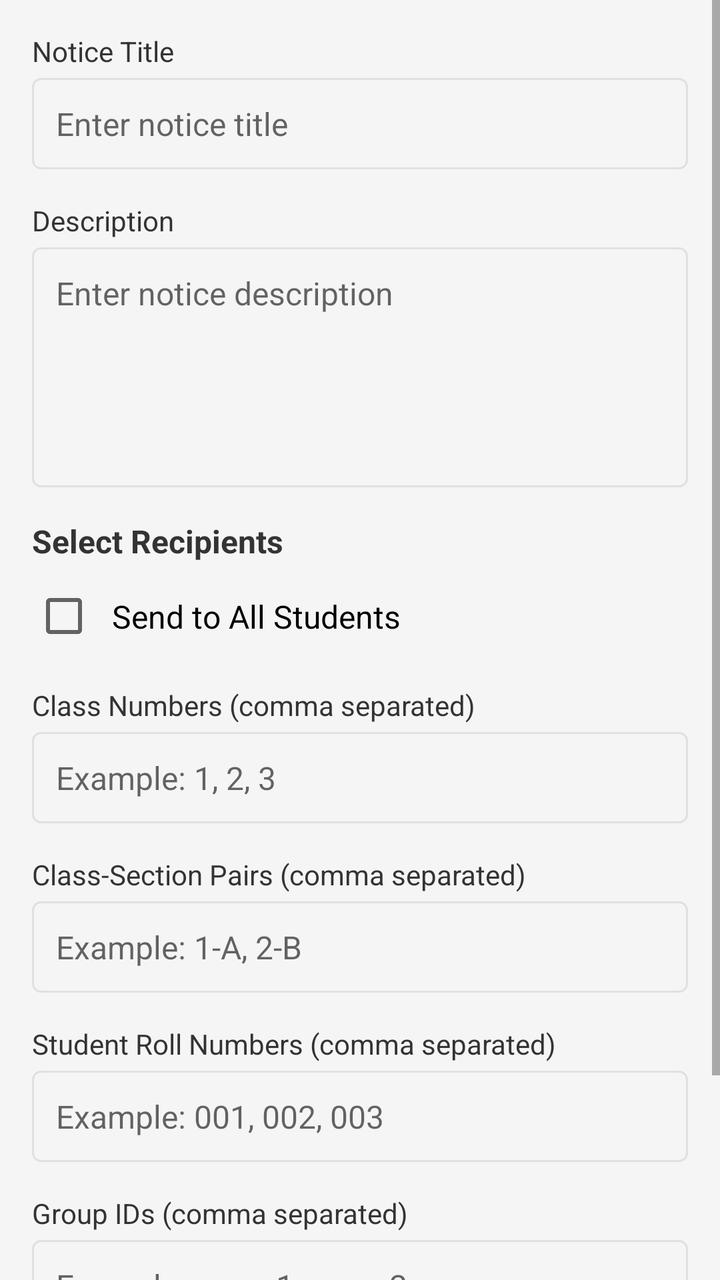
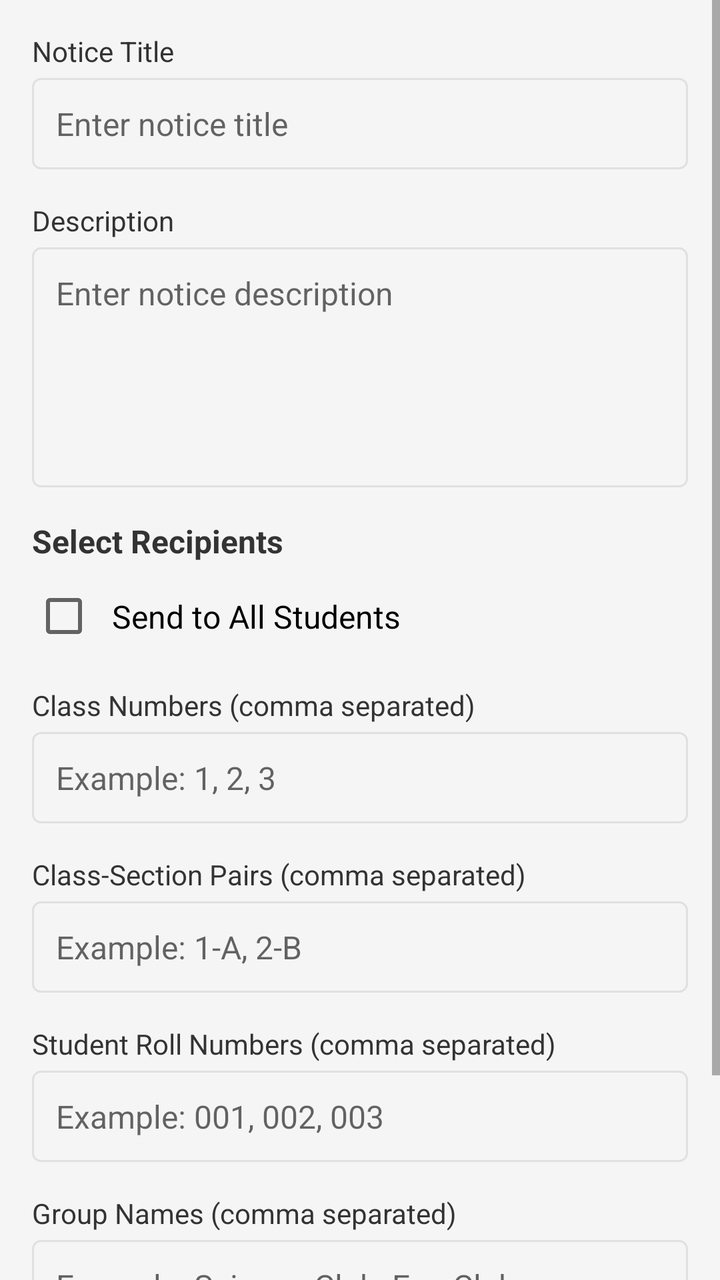

Two renders of the same Android screen: before a commit and after it. Below are the layout's source before the change and the commit's diff.
<!-- AndroidManifest.xml: application theme Theme.AppCompat.Light.DarkActionBar -->
<!-- res/layout/activity_notice.xml -->
<ScrollView xmlns:android="http://schemas.android.com/apk/res/android"
    android:layout_width="match_parent"
    android:layout_height="match_parent"
    android:background="#f5f5f5">

    <LinearLayout
        android:orientation="vertical"
        android:padding="16dp"
        android:layout_width="match_parent"
        android:layout_height="wrap_content">

        
        <TextView
            android:layout_width="match_parent"
            android:layout_height="wrap_content"
            android:text="Notice Title"
            android:textColor="#333"
            android:textSize="14sp"
            android:layout_marginBottom="4dp"/>

        <EditText
            android:id="@+id/noticeTitle"
            android:layout_width="match_parent"
            android:layout_height="wrap_content"
            android:hint="Enter notice title"
            android:background="@drawable/edittext_background"
            android:padding="12dp"
            android:textSize="16sp"
            android:layout_marginBottom="16dp"/>

        
        <TextView
            android:layout_width="match_parent"
            android:layout_height="wrap_content"
            android:text="Description"
            android:textColor="#333"
            android:textSize="14sp"
            android:layout_marginBottom="4dp"/>

        <EditText
            android:id="@+id/noticeDesc"
            android:layout_width="match_parent"
            android:layout_height="120dp"
            android:hint="Enter notice description"
            android:background="@drawable/edittext_background"
            android:padding="12dp"
            android:gravity="top"
            android:textSize="16sp"
            android:inputType="textMultiLine"
            android:layout_marginBottom="16dp"/>

        
        <TextView
            android:layout_width="match_parent"
            android:layout_height="wrap_content"
            android:text="Select Recipients"
            android:textColor="#333"
            android:textSize="16sp"
            android:textStyle="bold"
            android:layout_marginBottom="8dp"/>

        <CheckBox
            android:id="@+id/sendToAllCheck"
            android:layout_width="match_parent"
            android:layout_height="wrap_content"
            android:text="Send to All Students"
            android:textSize="16sp"
            android:padding="8dp"
            android:layout_marginBottom="16dp"/>

        
        <TextView
            android:layout_width="match_parent"
            android:layout_height="wrap_content"
            android:text="Class Numbers (comma separated)"
            android:textColor="#333"
            android:textSize="14sp"
            android:layout_marginBottom="4dp"
            android:visibility="visible"/>

        <EditText
            android:id="@+id/classNames"
            android:layout_width="match_parent"
            android:layout_height="wrap_content"
            android:hint="Example: 1, 2, 3"
            android:background="@drawable/edittext_background"
            android:padding="12dp"
            android:textSize="16sp"
            android:layout_marginBottom="16dp"/>

        
        <TextView
            android:layout_width="match_parent"
            android:layout_height="wrap_content"
            android:text="Class-Section Pairs (comma separated)"
            android:textColor="#333"
            android:textSize="14sp"
            android:layout_marginBottom="4dp"/>

        <EditText
            android:id="@+id/classSectionPairs"
            android:layout_width="match_parent"
            android:layout_height="wrap_content"
            android:hint="Example: 1-A, 2-B"
            android:background="@drawable/edittext_background"
            android:padding="12dp"
            android:textSize="16sp"
            android:layout_marginBottom="16dp"/>

        
        <TextView
            android:layout_width="match_parent"
            android:layout_height="wrap_content"
            android:text="Student Roll Numbers (comma separated)"
            android:textColor="#333"
            android:textSize="14sp"
            android:layout_marginBottom="4dp"/>

        <EditText
            android:id="@+id/studentIds"
            android:layout_width="match_parent"
            android:layout_height="wrap_content"
            android:hint="Example: 001, 002, 003"
            android:background="@drawable/edittext_background"
            android:padding="12dp"
            android:textSize="16sp"
            android:layout_marginBottom="16dp"/>

        
        <TextView
            android:layout_width="match_parent"
            android:layout_height="wrap_content"
            android:text="Group IDs (comma separated)"
            android:textColor="#333"
            android:textSize="14sp"
            android:layout_marginBottom="4dp"/>

        <EditText
            android:id="@+id/groupIds"
            android:layout_width="match_parent"
            android:layout_height="wrap_content"
            android:hint="Example: group1, group2"
            android:background="@drawable/edittext_background"
            android:padding="12dp"
            android:textSize="16sp"
            android:layout_marginBottom="24dp"/>

        
        <Button
            android:id="@+id/sendNoticeBtn"
            android:layout_width="match_parent"
            android:layout_height="48dp"
            android:text="Send Notice"
            android:textSize="18sp"
            android:textColor="#fff"
            android:background="#2196F3"
            android:layout_marginTop="8dp"/>
    </LinearLayout>
</ScrollView>
<!-- resources referenced by this layout -->
<resources>
  <!-- drawable edittext_background (drawable) -->
  <?xml version="1.0" encoding="utf-8"?>
  <shape xmlns:android="http://schemas.android.com/apk/res/android">
      <solid android:color="@android:color/transparent"/>
      <corners android:radius="4dp"/>
      <stroke android:width="1dp" android:color="#E0E0E0"/>
      <padding android:left="8dp" android:top="8dp" android:right="8dp" android:bottom="8dp"/>
  </shape>
</resources>

<!-- the commit's change to res/layout/activity_notice.xml (unified diff, before → after) -->
@@ -1,13 +1,15 @@
 <ScrollView xmlns:android="http://schemas.android.com/apk/res/android"
     android:layout_width="match_parent"
     android:layout_height="match_parent"
-    android:background="#f5f5f5">
+    android:background="#f5f5f5"
+    android:fillViewport="true">
 
     <LinearLayout
         android:orientation="vertical"
         android:padding="16dp"
         android:layout_width="match_parent"
-        android:layout_height="wrap_content">
+        android:layout_height="wrap_content"
+        android:paddingTop="?attr/actionBarSize">
 
         
         <TextView
@@ -130,7 +132,7 @@
         <TextView
             android:layout_width="match_parent"
             android:layout_height="wrap_content"
-            android:text="Group IDs (comma separated)"
+            android:text="Group Names (comma separated)"
             android:textColor="#333"
             android:textSize="14sp"
             android:layout_marginBottom="4dp"/>
@@ -139,7 +141,7 @@
             android:id="@+id/groupIds"
             android:layout_width="match_parent"
             android:layout_height="wrap_content"
-            android:hint="Example: group1, group2"
+            android:hint="Example: Science Club, Eco Club"
             android:background="@drawable/edittext_background"
             android:padding="12dp"
             android:textSize="16sp"
